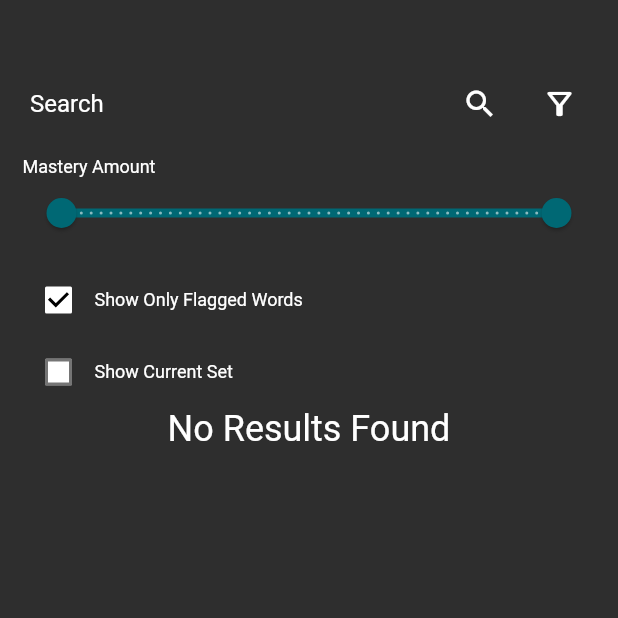
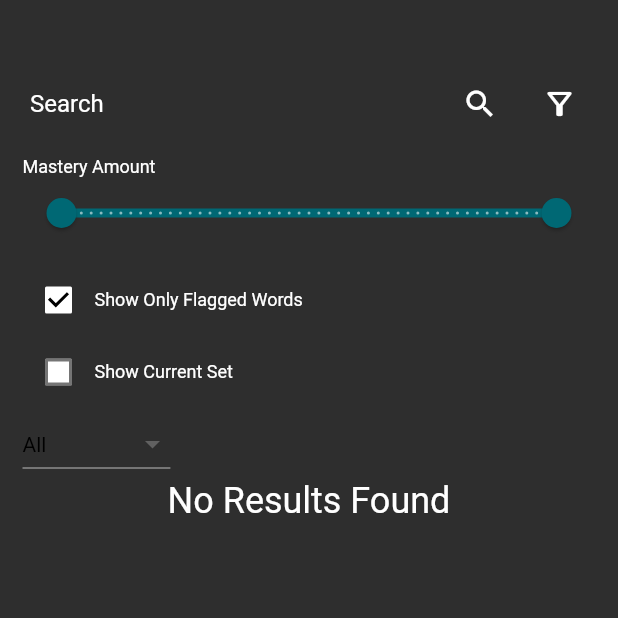
Before and after one commit to choe220/1000-spanish-words, a Flutter app: the WordsList screen opened directly with empty values, after a tap on the "filter alt" icon, after a tap on "Show Only Flagged Words", on a phone screen of 412 x 824 dp, the top half of it. Run offline on Flutter 3.47's test engine with Material 2 defaults, Android fonts, the phone set to English and light mode, and no system bars; our stand-ins replace cloud_firestore, firebase_core, flutter_tts, speech_to_text; missing offline and left inert: string_similarity; accounts and stored records are empty.

Commit message:
added dropdown for part of speech

```diff
--- a/lib/models/user.dart
+++ b/lib/models/user.dart
@@ -8,7 +8,7 @@ class User with ChangeNotifier {
   List<Word> words;
   List<Word>? currentSet;
   int attempts;
-  List speechSensitivity;
+  List<dynamic> speechSensitivity;
 
   User({
     required this.words,
--- a/lib/views/settings.dart
+++ b/lib/views/settings.dart
@@ -22,7 +22,8 @@ class _SettingsState extends State<Settings> {
   void initState() {
     super.initState();
     _currentRangeValues = RangeValues(
-        widget.user.speechSensitivity[0], widget.user.speechSensitivity[1]);
+        widget.user.speechSensitivity[0].toDouble(),
+        widget.user.speechSensitivity[1].toDouble());
   }
 
   @override
--- a/lib/views/words_list.dart
+++ b/lib/views/words_list.dart
@@ -19,6 +19,7 @@ class _WordsListState extends State<WordsList> {
   RangeValues _currentRangeValues = const RangeValues(0, 100);
   bool _onlyFlagged = false;
   bool _currentSet = false;
+  String _dropdownValue = 'All';
 
   @override
   void initState() {
@@ -35,6 +36,11 @@ class _WordsListState extends State<WordsList> {
         : _currentSet
             ? widget.user.currentSet!
             : (widget.user.words + widget.user.currentSet!);
+    if (_dropdownValue != 'All') {
+      wordPool = wordPool
+          .where((e) => e.partOfSpeech == _dropdownValue.toLowerCase())
+          .toList();
+    }
     if (enteredKeyword != null && enteredKeyword.isNotEmpty) {
       results = wordPool
           .where((word) =>
@@ -164,6 +170,38 @@ class _WordsListState extends State<WordsList> {
                       ),
                     ],
                   ),
+                  DropdownButton<String>(
+                    value: _dropdownValue,
+                    style: const TextStyle(color: Colors.white),
+                    elevation: 16,
+                    onChanged: (String? newValue) {
+                      setState(() {
+                        _dropdownValue = newValue!;
+                        _filter(null);
+                      });
+                    },
+                    items: <String>[
+                      'All',
+                      'Pronoun',
+                      'Noun',
+                      'Adjective',
+                      'Verb',
+                      'Adverb',
+                      'Preposition',
+                      'Conjunction',
+                      'Interjection'
+                    ].map<DropdownMenuItem<String>>((String value) {
+                      return DropdownMenuItem<String>(
+                        value: value,
+                        child: Text(
+                          value,
+                          style: const TextStyle(
+                            color: Colors.black,
+                          ),
+                        ),
+                      );
+                    }).toList(),
+                  ),
                 ],
               ),
             Expanded(
@@ -182,10 +220,12 @@ class _WordsListState extends State<WordsList> {
                               Text(_foundWords[index].spanish),
                               Text(
                                   '${(_foundWords[index].mastery ?? 0) * 100} % mastery'),
-                              LinearProgressIndicator(
-                                value: _foundWords[index].mastery,
-                                semanticsLabel: 'Linear progress indicator',
-                              ),
+                              if (_foundWords[index].mastery != null &&
+                                  _foundWords[index].mastery! >= 0.01)
+                                LinearProgressIndicator(
+                                  value: _foundWords[index].mastery,
+                                  semanticsLabel: 'Linear progress indicator',
+                                ),
                             ],
                           ),
                           trailing: Row(
```
